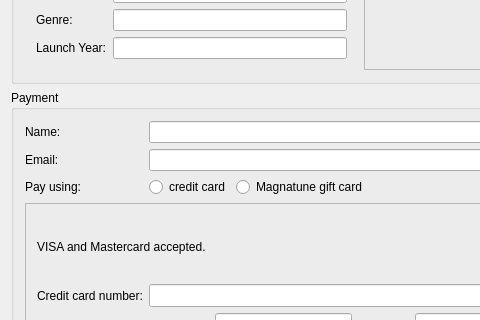
This is src/servicebrowser/magnatunestore/magnatunepurchasedialogbase.ui in KDE/amarok as Qt 5 draws it before an edit; both pictures show x 0 to 480 and y 173 to 493 of the 589 by 650 pixel window. The edited form follows.
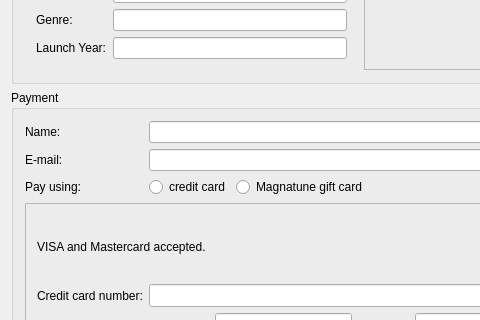
This is the edited form. Icons and pictures are not drawn. Custom widgets are drawn as their Qt base class.

Patch:
```diff
--- a/src/servicebrowser/magnatunestore/magnatunepurchasedialogbase.ui
+++ b/src/servicebrowser/magnatunestore/magnatunepurchasedialogbase.ui
@@ -192,7 +192,7 @@
       <item row="1" column="0" colspan="2" >
        <widget class="QLabel" name="textLabel9" >
         <property name="text" >
-         <string>Email:</string>
+         <string comment="The e-mail address of the user" >E-mail:</string>
         </property>
         <property name="wordWrap" >
          <bool>false</bool>
```
Left out of the diff: 53 changed lines with no effect on the pictures.
